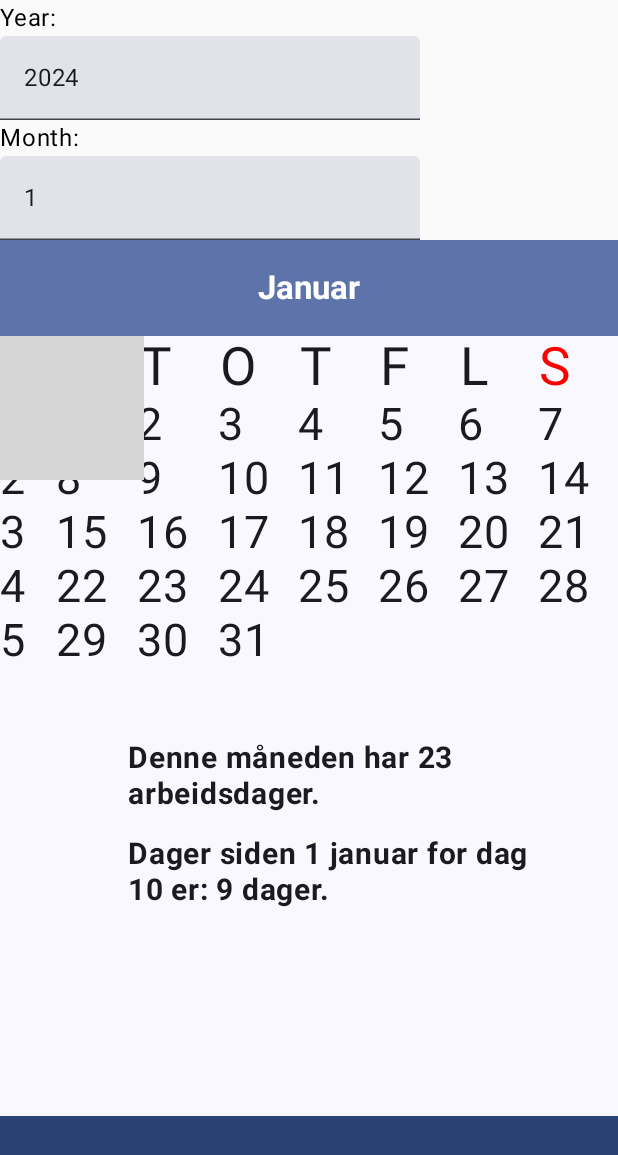
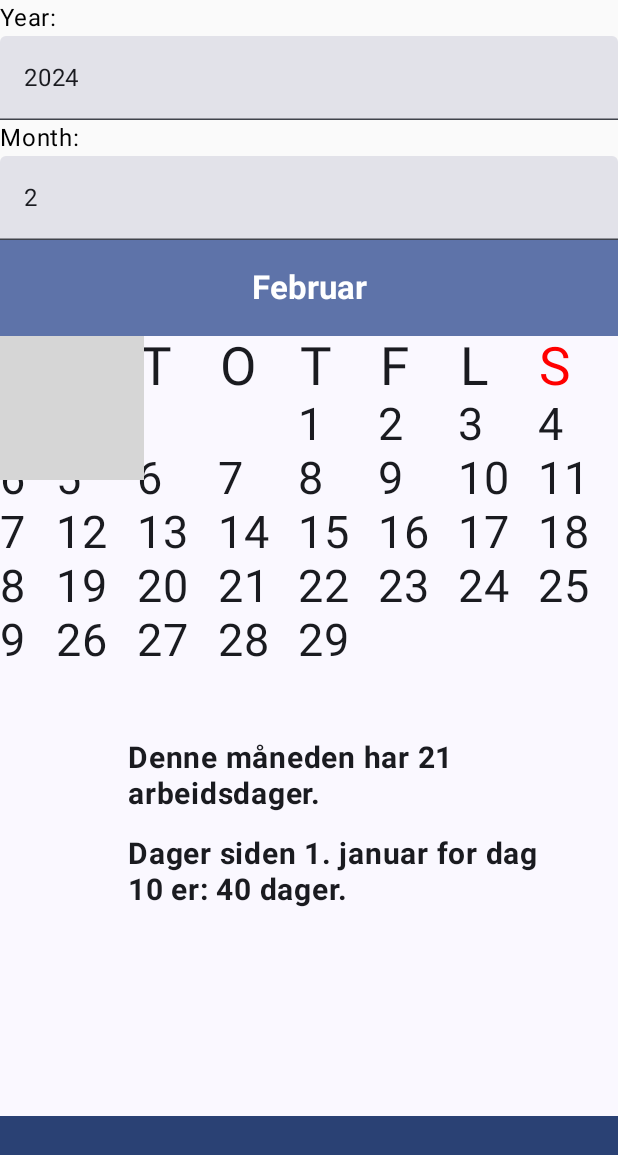
Before and after one commit to martinfosby/CalendarApp, an Android app built with Jetpack Compose: the screen it shows after launch (MainActivity), after a tap on "10", on a phone screen of 412 x 824 dp. Shown: the top 1155 px of the screen. Run offline under Robolectric (Android 15) with nearby library versions, the phone set to English and light mode, and no system bars; grey boxes are pictures that could not be loaded.

Commit message:
First working version, all months works and added string resources, one bug is that it doesnt detect other holidays except from saturday and sunday.

```diff
--- a/app/src/main/java/com/example/calendarapp/MainActivity.kt
+++ b/app/src/main/java/com/example/calendarapp/MainActivity.kt
@@ -10,6 +10,7 @@ import androidx.compose.foundation.layout.Box
 import androidx.compose.foundation.layout.Column
 import androidx.compose.foundation.layout.Row
 import androidx.compose.foundation.layout.fillMaxSize
+import androidx.compose.foundation.layout.fillMaxWidth
 import androidx.compose.foundation.layout.padding
 import androidx.compose.foundation.lazy.grid.GridCells
 import androidx.compose.foundation.lazy.grid.LazyVerticalGrid
@@ -32,7 +33,9 @@ import androidx.compose.runtime.setValue
 import androidx.compose.ui.Modifier
 import androidx.compose.ui.graphics.Color
 import androidx.compose.ui.layout.ContentScale
+import androidx.compose.ui.platform.LocalContext
 import androidx.compose.ui.res.painterResource
+import androidx.compose.ui.res.stringResource
 import androidx.compose.ui.text.font.FontWeight
 import androidx.compose.ui.tooling.preview.Preview
 import androidx.compose.ui.unit.dp
@@ -46,21 +49,24 @@ class MainActivity : ComponentActivity() {
         setContent {
             CalendarAppTheme {
                 Column {
-                    var yearInput by remember { mutableStateOf("2024") }
-                    var monthInput by remember { mutableStateOf("1") }
-                    Text("Year:")
+                    var yearInput by remember { mutableStateOf(getString(R.string.year)) }
+                    var monthInput by remember { mutableStateOf(getString(R.string.month)) }
+                    Text(stringResource(id = R.string.year_input))
                     TextField(
                         value = yearInput,
                         onValueChange = {
                             yearInput = it
-                        }
+                        },
+                        modifier = Modifier.fillMaxWidth()
                     )
-                    Text("Month:")
+                    Text(stringResource(id = R.string.month_input))
                     TextField(
                         value = monthInput,
                         onValueChange = {
                             monthInput = it
-                        }
+                        },
+                        modifier = Modifier.fillMaxWidth()
+
                     )
                     val year = yearInput.toIntOrNull() ?: 2024 // Use 2024 as default if input is empty or not a valid number
                     val month = monthInput.toIntOrNull() ?: 2 // Use 2 as default if input is empty or not a valid number
@@ -76,7 +82,7 @@ class MainActivity : ComponentActivity() {
 @OptIn(ExperimentalMaterial3Api::class)
 @Composable
 fun Calendar(year: Int, month: MonthInfo, modifier: Modifier = Modifier.fillMaxSize()) {
-    val daysIndex = arrayOf("M", "T", "O", "T", "F", "L", "S")
+    val daysIndex = LocalContext.current.resources.getStringArray(R.array.day_abbreviations)
     val weekOfMonth = getWeeksInMonth(year, month.index)
     val daysOfMonth = getDaysOfMonth(year, month.index)
     var daysSinceFirstJan by remember {
@@ -168,19 +174,26 @@ fun Calendar(year: Int, month: MonthInfo, modifier: Modifier = Modifier.fillMaxS
                                     .padding(40.dp)
                                     .background(MaterialTheme.colorScheme.background)
                             ) {
+                                val workingDaysText = stringResource(R.string.working_days_text, workingDays)
+                                val daysSinceFirstJanText = stringResource(
+                                    if (daysSinceFirstJan == 0) R.string.click_to_find_days_text
+                                    else R.string.days_since_first_jan_text, currentDay, daysSinceFirstJan
+                                )
+
                                 Text(
-                                    text = "Denne måneden har $workingDays arbeidsdager.",
+                                    text = workingDaysText,
                                     fontWeight = FontWeight.Bold,
                                     fontSize = 20.sp,
                                     modifier = Modifier.padding(8.dp)
                                 )
+
                                 Text(
-                                    text = if (daysSinceFirstJan == 0) "Klikk på en dag for å finne antall dager siden 1. januar."
-                                    else "Dager siden 1 januar for dag $currentDay er: $daysSinceFirstJan dager.",
+                                    text = daysSinceFirstJanText,
                                     fontWeight = FontWeight.Bold,
                                     fontSize = 20.sp,
                                     modifier = Modifier.padding(8.dp)
                                 )
+
                             }
                         }
                     }
--- a/app/src/main/res/values/strings.xml
+++ b/app/src/main/res/values/strings.xml
@@ -1,3 +1,20 @@
 <resources>
     <string name="app_name">Calendar app</string>
+    <string name="year_input">Year:</string>
+    <string name="month_input">Month:</string>
+    <string name="year">2024</string>
+    <string name="month">2</string>
+    <string-array name="day_abbreviations">
+        <item>M</item>
+        <item>T</item>
+        <item>O</item>
+        <item>T</item>
+        <item>F</item>
+        <item>L</item>
+        <item>S</item>
+    </string-array>
+    <string name="working_days_text">Denne måneden har %d arbeidsdager.</string>
+    <string name="click_to_find_days_text">Klikk på en dag for å finne antall dager siden 1. januar.</string>
+    <string name="days_since_first_jan_text">Dager siden 1. januar for dag %1$d er: %2$d dager.</string>
+
 </resources>
```
